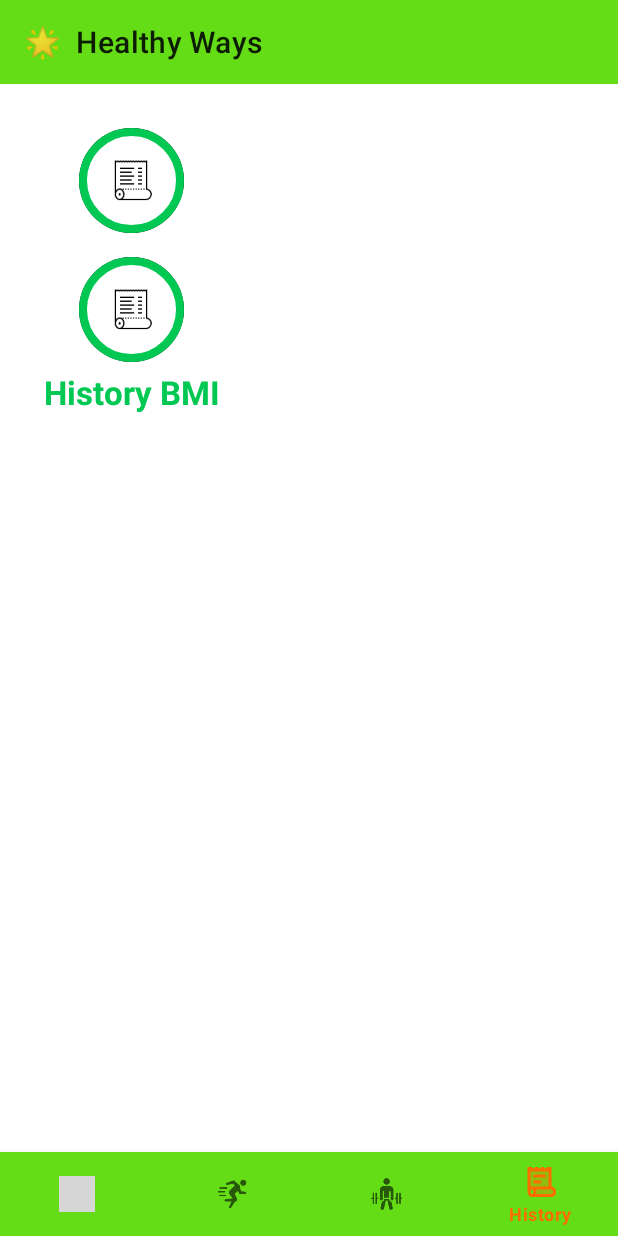
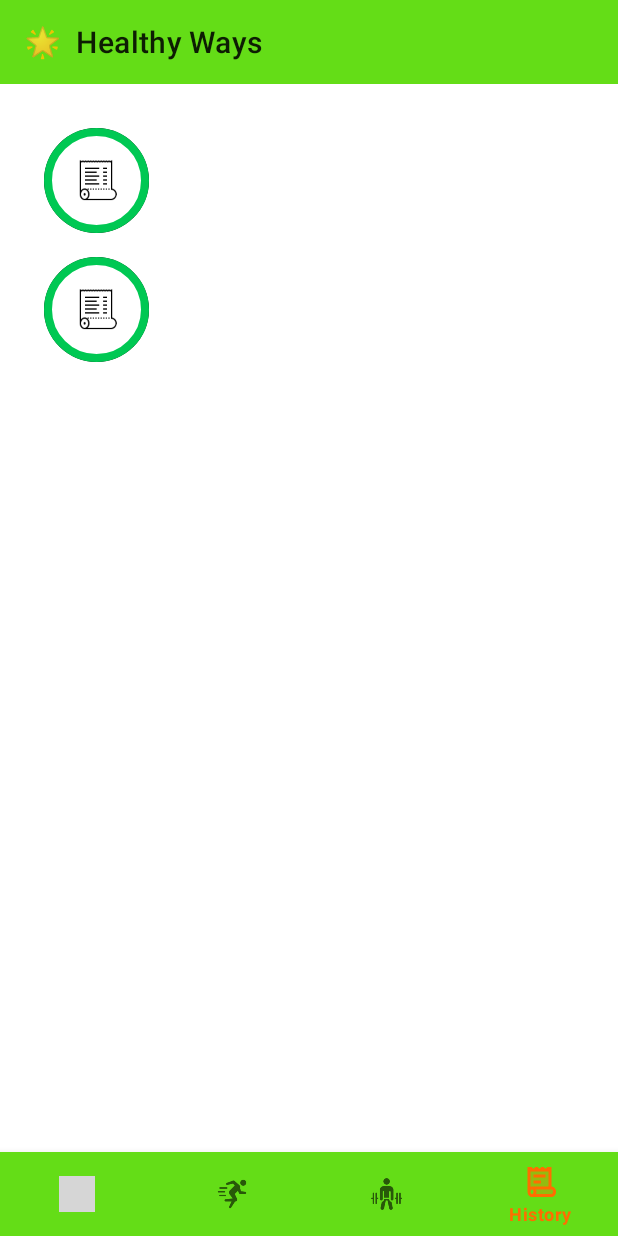
Before and after one commit to iot-lab-kiit/HealthyWays, an Android app: the screen it shows after launch (MainActivityBottomNav), item 4 of the bottom bar chosen, on a phone screen of 412 x 824 dp. Run offline under Robolectric (Android 15) with nearby library versions, the phone set to English and light mode, and no system bars; grey boxes are pictures that could not be loaded.

Commit message:
Ideal weight history completed

```diff
--- a/app/src/main/java/com/siddharthsinghbaghel/healthyways/navFragments/HistoryFragment.kt
+++ b/app/src/main/java/com/siddharthsinghbaghel/healthyways/navFragments/HistoryFragment.kt
@@ -2,15 +2,13 @@ package com.siddharthsinghbaghel.healthyways.navFragments
 
 import android.content.Intent
 import android.os.Bundle
-import androidx.fragment.app.Fragment
 import android.view.LayoutInflater
 import android.view.View
 import android.view.ViewGroup
-import android.widget.Toast
+import androidx.fragment.app.Fragment
 import com.siddharthsinghbaghel.healthyways.R
 import com.siddharthsinghbaghel.healthyways.tools.BMI.BMIHistoryViewActivity
 import com.siddharthsinghbaghel.healthyways.tools.idealWeight.IdealWeightHistoryActivity
-import kotlinx.android.synthetic.main.fragment_history.*
 import kotlinx.android.synthetic.main.fragment_history.view.*
 
 
--- a/app/src/main/java/com/siddharthsinghbaghel/healthyways/tools/idealWeight/IdealWeightHistoryActivity.kt
+++ b/app/src/main/java/com/siddharthsinghbaghel/healthyways/tools/idealWeight/IdealWeightHistoryActivity.kt
@@ -16,17 +16,18 @@ import kotlinx.android.synthetic.main.activity_iw_history.*
 
 class IdealWeightHistoryActivity : AppCompatActivity(), IWHistoryAdapter.IIWHistoryRVAdapter {
 
+
     lateinit var viewModel: IWHistoryViewModel
 
     override fun onCreate(savedInstanceState: Bundle?) {
         super.onCreate(savedInstanceState)
-        setContentView(R.layout.activity_ideal_weight_history)
+        setContentView(R.layout.activity_iw_history)
 
         setSupportActionBar(toolbar_iw_history_activity)
 
         val actionBar = supportActionBar
         actionBar?.setDisplayHomeAsUpEnabled(true)
-        actionBar!!.title = "BMI History"
+        actionBar!!.title = "Ideal weight History"
         toolbar_iw_history_activity.setNavigationOnClickListener {
             onBackPressed()
         }
--- a/app/src/main/res/layout/fragment_history.xml
+++ b/app/src/main/res/layout/fragment_history.xml
@@ -47,14 +47,6 @@
                 android:padding="5dp"/>
         </LinearLayout>
 
-        <TextView
-            android:layout_width="wrap_content"
-            android:layout_height="wrap_content"
-            android:layout_marginTop="5dp"
-            android:text="History BMI"
-            android:textColor="@color/colorAccent"
-            android:textSize="22sp"
-            android:textStyle="bold" />
     </LinearLayout>
 
 </LinearLayout>
```
Also changed, not shown: app/src/main/res/layout/activity_ideal_weight_history.xml (deleted, +0 -9 lines).
